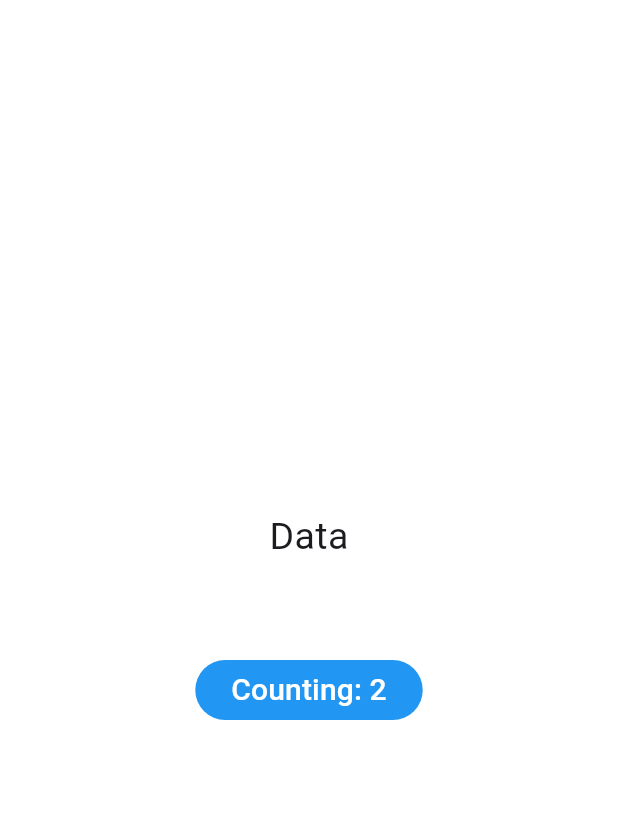
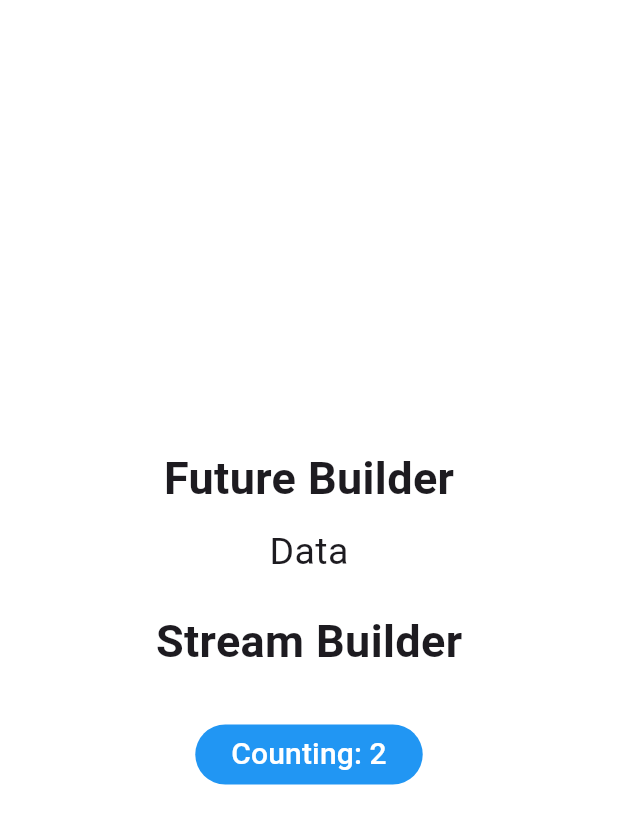
Before and after one commit to Harshpreet777/future_and_stream_builder, a Flutter app: the screen it shows after launch, on a phone screen of 412 x 824 dp. Shown: the top 824 px of the screen. Run offline on Flutter 3.47's test engine with Material 3 defaults, Android fonts, the phone set to English and light mode, and no system bars.

Commit message:
19/12/23

```diff
--- a/lib/screens/futurebuilder.dart
+++ b/lib/screens/futurebuilder.dart
@@ -12,7 +12,7 @@ class FutureBuilderPage extends StatefulWidget {
 
 class _FutureBuilderPageState extends State<FutureBuilderPage> {
   Future<String> getData() {
-    return Future.delayed(const Duration(seconds:1), () {
+    return Future.delayed(const Duration(seconds: 1), () {
       return 'Data';
     });
   }
@@ -26,6 +26,13 @@ class _FutureBuilderPageState extends State<FutureBuilderPage> {
           child: Column(
             mainAxisAlignment: MainAxisAlignment.center,
             children: [
+              const Text(
+                'Future Builder',
+                style: TextStyle(fontSize: 30, fontWeight: FontWeight.bold),
+              ),
+              const SizedBox(
+                height: 10,
+              ),
               FutureBuilder(
                 future: getData(),
                 builder: (context, snapshot) {
@@ -33,13 +40,25 @@ class _FutureBuilderPageState extends State<FutureBuilderPage> {
                     if (snapshot.hasError) {
                       return Text('${snapshot.error} has occurred');
                     } else if (snapshot.hasData) {
-                      return Text('${snapshot.data}',style:const TextStyle(fontSize: 25),);
+                      return Text(
+                        '${snapshot.data}',
+                        style: const TextStyle(fontSize: 25),
+                      );
                     }
                   }
                   return const CircularProgressIndicator();
                 },
               ),
-             const SizedBox(height: 40,),
+              const SizedBox(
+                height: 20,
+              ),
+              const Text(
+                'Stream Builder',
+                style: TextStyle(fontSize: 30, fontWeight: FontWeight.bold),
+              ),
+              const SizedBox(
+                height: 10,
+              ),
               const StreamBuilderPage()
             ],
           )),
```
